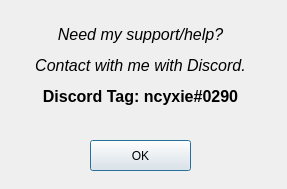
First picture: the form in discorddialog.ui, repository ncyxie/Notepad-DOT-Qt, before the edit.
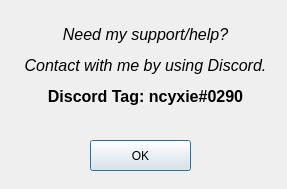
Second picture: the form after the edit.

Commit message: Updated text in Discord support form

The edit to the form file:
```diff
--- a/discorddialog.ui
+++ b/discorddialog.ui
@@ -18,12 +18,12 @@
     <rect>
      <x>20</x>
      <y>0</y>
-     <width>241</width>
+     <width>251</width>
      <height>131</height>
     </rect>
    </property>
    <property name="text">
-    <string>&lt;html&gt;&lt;head/&gt;&lt;body&gt;&lt;p align=&quot;center&quot;&gt;&lt;span style=&quot; font-size:12pt; font-style:italic;&quot;&gt;Need my support/help?&lt;/span&gt;&lt;/p&gt;&lt;p align=&quot;center&quot;&gt;&lt;span style=&quot; font-size:12pt; font-style:italic;&quot;&gt;Contact with me with Discord.&lt;/span&gt;&lt;/p&gt;&lt;p align=&quot;center&quot;&gt;&lt;span style=&quot; font-size:12pt; font-weight:600;&quot;&gt;Discord Tag: ncyxie#0290&lt;/span&gt;&lt;/p&gt;&lt;/body&gt;&lt;/html&gt;</string>
+    <string>&lt;html&gt;&lt;head/&gt;&lt;body&gt;&lt;p align=&quot;center&quot;&gt;&lt;span style=&quot; font-size:12pt; font-style:italic;&quot;&gt;Need my support/help?&lt;/span&gt;&lt;/p&gt;&lt;p align=&quot;center&quot;&gt;&lt;span style=&quot; font-size:12pt; font-style:italic;&quot;&gt;Contact with me by using Discord.&lt;/span&gt;&lt;/p&gt;&lt;p align=&quot;center&quot;&gt;&lt;span style=&quot; font-size:12pt; font-weight:600;&quot;&gt;Discord Tag: ncyxie#0290&lt;/span&gt;&lt;/p&gt;&lt;/body&gt;&lt;/html&gt;</string>
    </property>
   </widget>
   <widget class="QPushButton" name="closeButton">
```
